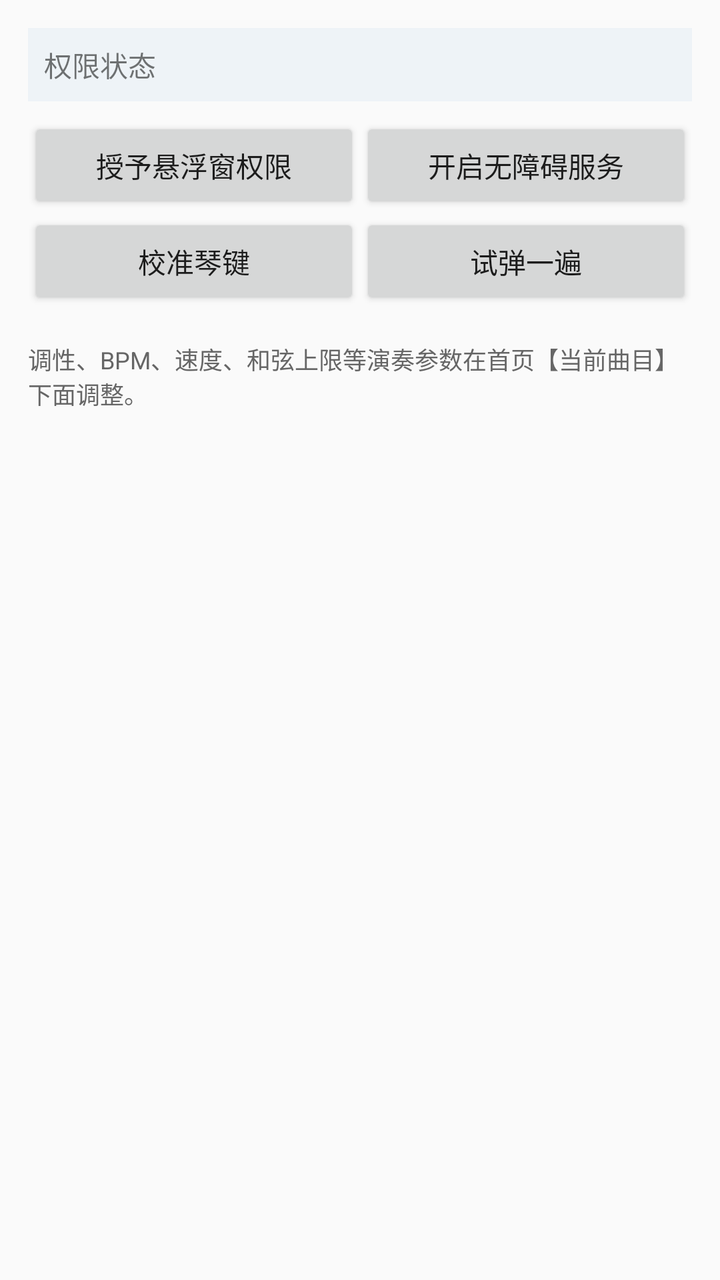
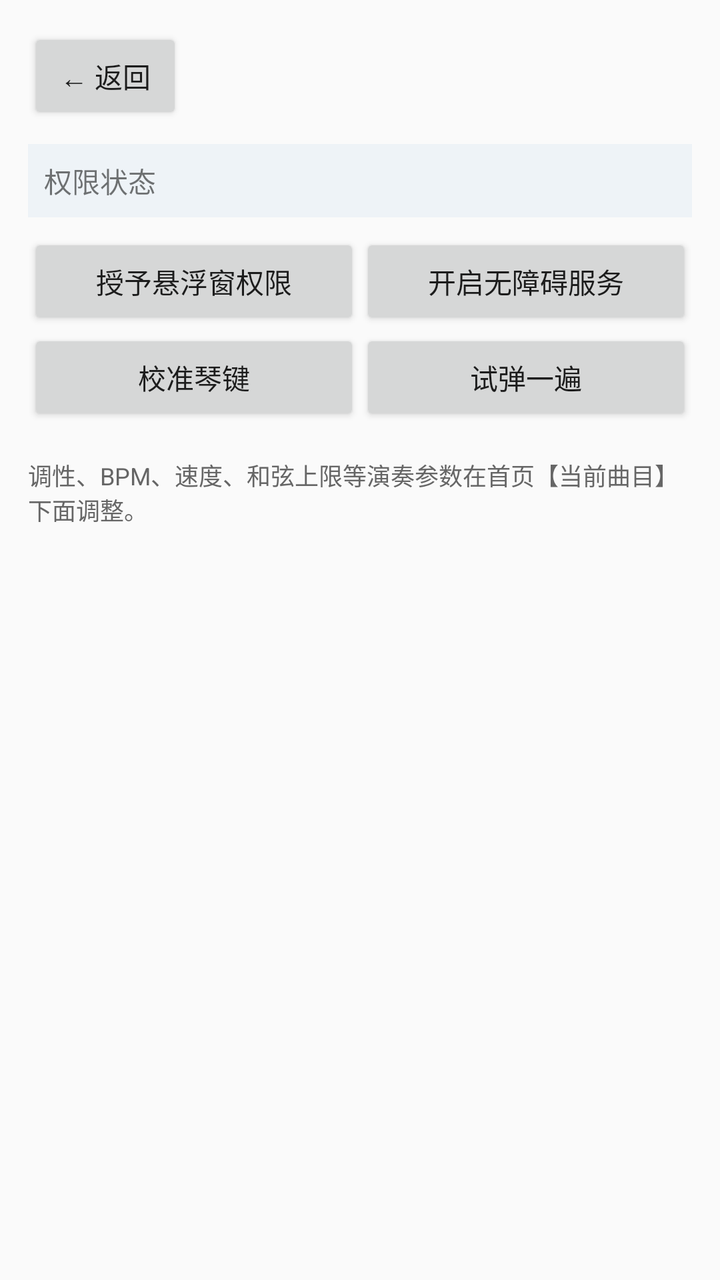

Two renders of the same Android screen: before a commit and after it. Below are the layout's source before the change and the commit's diff.
<!-- AndroidManifest.xml: application theme android:Theme.Material.Light.DarkActionBar -->
<!-- res/layout/activity_settings.xml -->
<?xml version="1.0" encoding="utf-8"?>
<ScrollView xmlns:android="http://schemas.android.com/apk/res/android"
    android:layout_width="match_parent"
    android:layout_height="match_parent"
    android:fillViewport="true">

    <LinearLayout
        android:layout_width="match_parent"
        android:layout_height="wrap_content"
        android:orientation="vertical"
        android:padding="14dp">

        <TextView
            android:id="@+id/tv_perms"
            android:layout_width="match_parent"
            android:layout_height="wrap_content"
            android:background="#EEF3F7"
            android:padding="8dp"
            android:textSize="14sp"
            android:text="权限状态" />

        <LinearLayout
            android:layout_width="match_parent"
            android:layout_height="wrap_content"
            android:layout_marginTop="8dp"
            android:orientation="horizontal">

            <Button
                android:id="@+id/btn_overlay"
                android:layout_width="0dp"
                android:layout_height="wrap_content"
                android:layout_weight="1"
                android:text="授予悬浮窗权限" />

            <Button
                android:id="@+id/btn_access"
                android:layout_width="0dp"
                android:layout_height="wrap_content"
                android:layout_weight="1"
                android:text="开启无障碍服务" />
        </LinearLayout>

        <LinearLayout
            android:layout_width="match_parent"
            android:layout_height="wrap_content"
            android:orientation="horizontal">

            <Button
                android:id="@+id/btn_calibrate"
                android:layout_width="0dp"
                android:layout_height="wrap_content"
                android:layout_weight="1"
                android:text="校准琴键" />

            <Button
                android:id="@+id/btn_test"
                android:layout_width="0dp"
                android:layout_height="wrap_content"
                android:layout_weight="1"
                android:text="试弹一遍" />
        </LinearLayout>

        <TextView
            android:layout_width="match_parent"
            android:layout_height="wrap_content"
            android:layout_marginTop="16dp"
            android:textSize="12sp"
            android:textColor="#666666"
            android:text="调性、BPM、速度、和弦上限等演奏参数在首页【当前曲目】下面调整。" />
    </LinearLayout>
</ScrollView>
<!-- resources referenced by this layout -->
<resources>

</resources>

<!-- the commit's change to res/layout/activity_settings.xml (unified diff, before → after) -->
@@ -9,6 +9,16 @@
         android:layout_height="wrap_content"
         android:orientation="vertical"
         android:padding="14dp">
+
+        <Button
+            android:id="@+id/btn_back"
+            android:layout_width="wrap_content"
+            android:layout_height="wrap_content"
+            android:layout_marginBottom="10dp"
+            android:minWidth="0dp"
+            android:paddingLeft="16dp"
+            android:paddingRight="16dp"
+            android:text="← 返回" />
 
         <TextView
             android:id="@+id/tv_perms"
